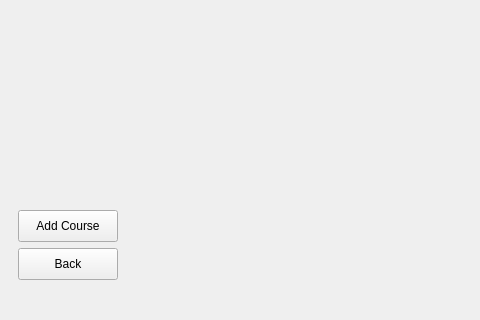
Before: the Qt Designer form Project/coursemenu.ui in Youssef-Ashraf71/Learning_Managment_System, drawn with Qt 5; both pictures show x 0 to 480 and y 280 to 600 of the 1200 by 600 pixel window.
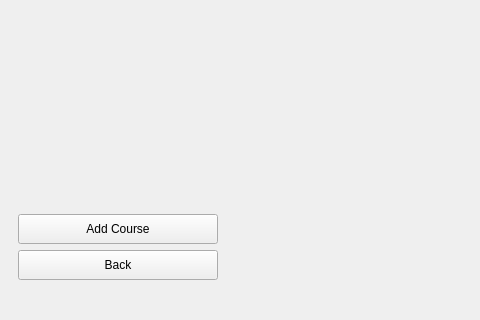
After: the same form once the commit is applied.

What changed in the file:
```diff
--- a/Project/coursemenu.ui
+++ b/Project/coursemenu.ui
@@ -35,8 +35,8 @@
              </property>
              <property name="maximumSize">
               <size>
-               <width>100</width>
-               <height>32</height>
+               <width>200</width>
+               <height>30</height>
               </size>
              </property>
              <property name="text">
@@ -61,8 +61,8 @@
              </property>
              <property name="maximumSize">
               <size>
-               <width>100</width>
-               <height>32</height>
+               <width>200</width>
+               <height>30</height>
               </size>
              </property>
              <property name="text">
```
